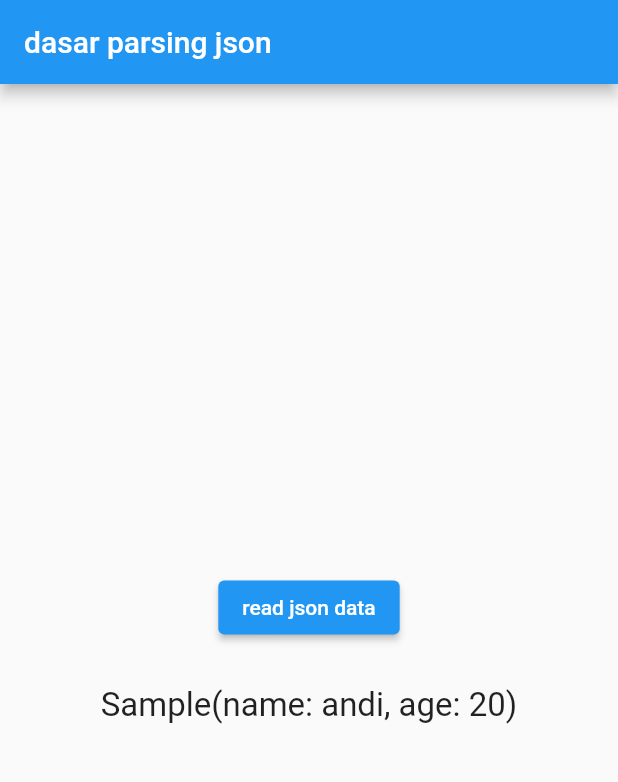
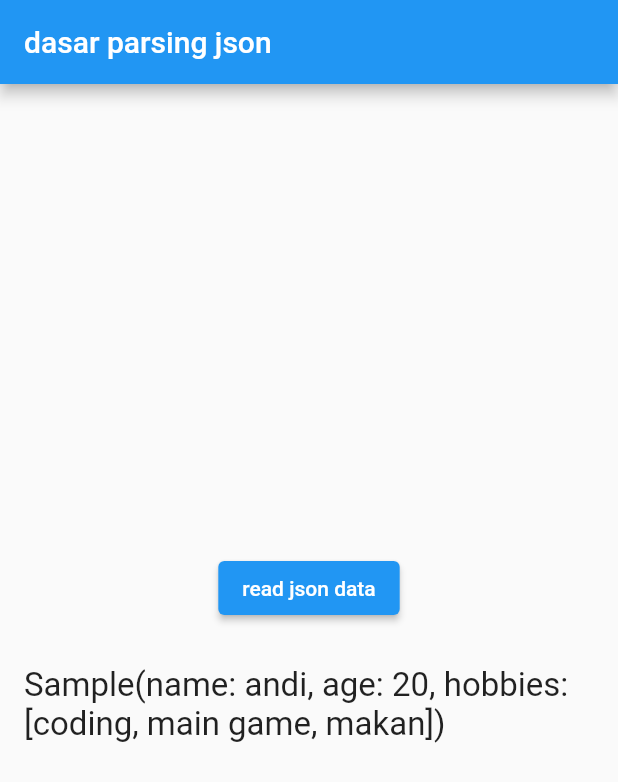
Before and after one commit to matuladaandi/belajar_restfull_api, a Flutter app: the screen it shows after launch, after a tap on "read json data", on a phone screen of 412 x 824 dp. Shown: the top 782 px of the screen. Run offline on Flutter 3.47's test engine with Material 2 defaults, Android fonts, the phone set to English and light mode, and no system bars.

Commit message:
menambahkan list object pada data json

```diff
--- a/assets/sample.json
+++ b/assets/sample.json
@@ -1,4 +1,9 @@
 {
     "name" : "andi",
-    "age"  : 20
+    "age"  : 20,
+    "hobbies" : [
+        "coding",
+        "main game",
+        "makan"
+    ]
 }
--- a/lib/main.dart
+++ b/lib/main.dart
@@ -51,6 +51,7 @@ class _MyAppState extends State<MyApp> {
                 padding: EdgeInsets.all(16.0),
                 child: Text(
                   '$result',
+                  // '${result?.name}',  // knp ada ? karena dia nullable
                   style: TextStyle(fontSize: 22.0),
                 ))
           ],
--- a/lib/model/sample.dart
+++ b/lib/model/sample.dart
@@ -1,16 +1,19 @@
+// ignore_for_file: public_member_api_docs, sort_constructors_first
 class Sample {
   final String? name;
   final int? age;
+  final List<String>? hobbies;
 
-  Sample({this.name, this.age});
+  Sample({this.name, this.age, this.hobbies});
 
   factory Sample.fromJson(Map<String, dynamic> json){
     return Sample(
         name: json['name'] ?? '', // pada json['name'] harus sesuai dgn di api
         age: json['age'] ?? '',
+        hobbies: List<String>.from(json["hobbies"] ?? [])
     );
   }
   @override
-  String toString() => 'Sample(name: $name, age: $age)';
+  String toString() => 'Sample(name: $name, age: $age, hobbies: $hobbies)';
 
 }
```
